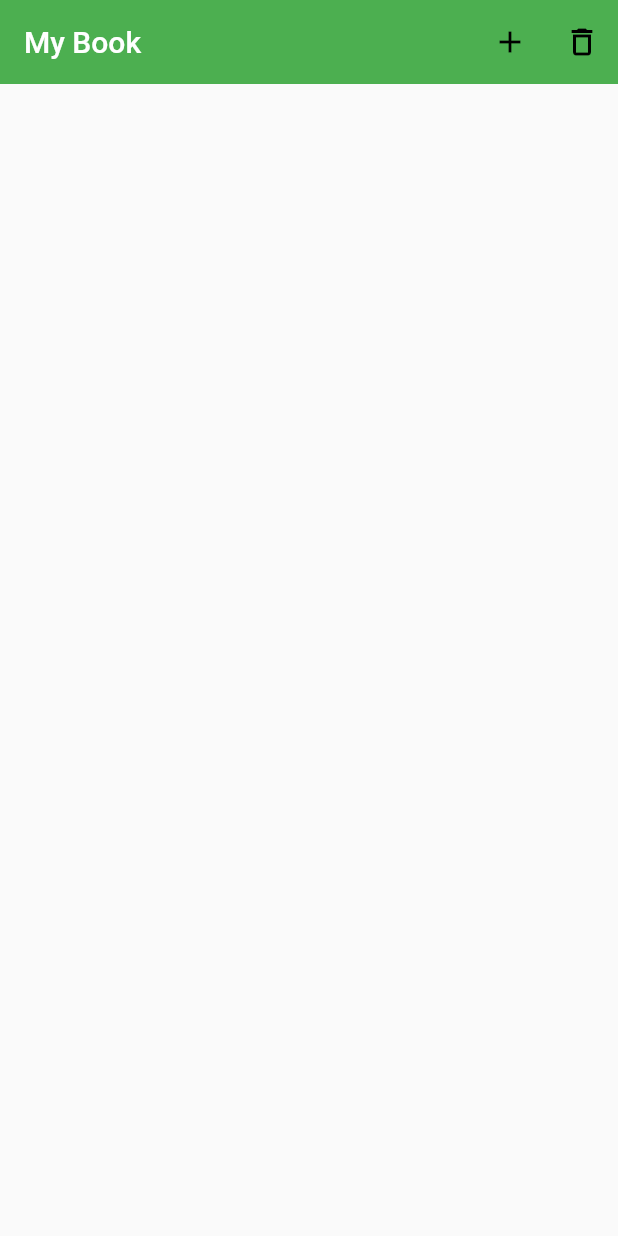
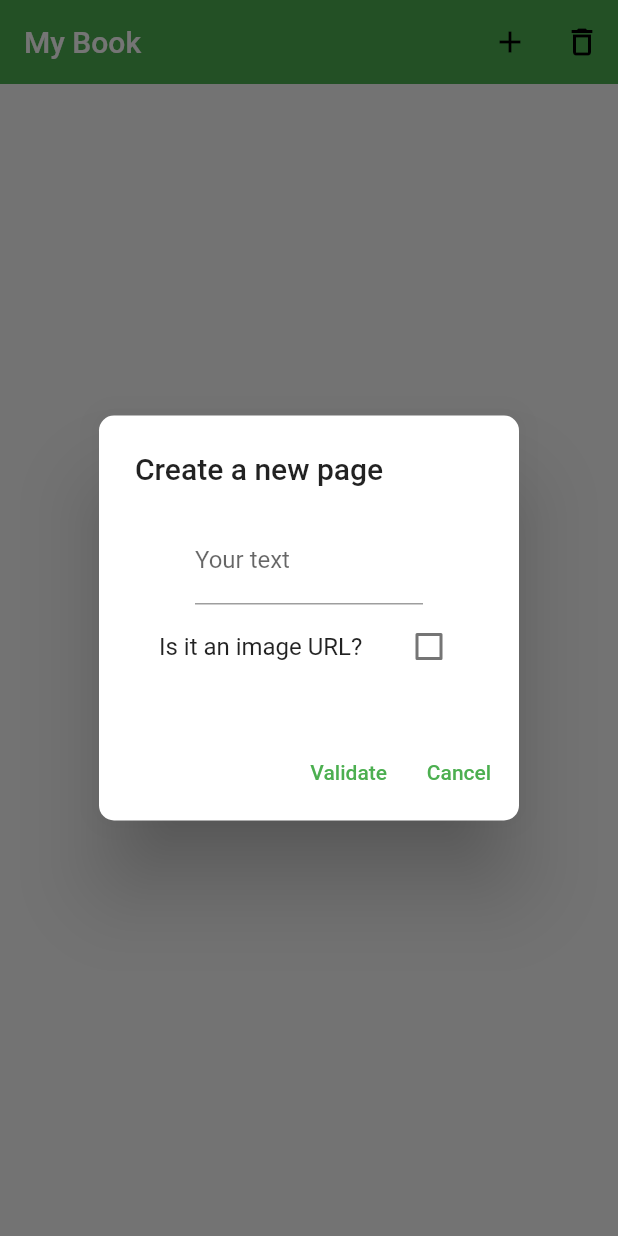
Before and after one commit to OkilSaber/My-book, a Flutter app: the screen it shows after launch, after a tap on the "add" icon, on a phone screen of 412 x 824 dp. Run offline on Flutter 3.47's test engine with Material 2 defaults, Android fonts, the phone set to English and light mode, and no system bars; our stand-ins replace hive, hive_flutter; accounts and stored records are empty.

```diff
--- a/lib/main.dart
+++ b/lib/main.dart
@@ -1,6 +1,7 @@
 import 'package:flutter/material.dart';
 import 'package:my_book/hive/init.dart';
 import 'package:my_book/hive/models/book/book.dart';
+import 'package:my_book/hive/models/page/book_page.dart';
 
 void main() async {
   await hive.init();
@@ -29,7 +30,30 @@ class MainScreen extends StatefulWidget {
 }
 
 class _MainScreenState extends State<MainScreen> {
-  int currentPage = 0;
+  int currentPageIndex = 0;
+  TextEditingController inputController = TextEditingController();
+  bool isImage = false;
+  late Book book;
+
+  @override
+  void dispose() {
+    inputController.dispose();
+    super.dispose();
+  }
+
+  @override
+  void initState() {
+    super.initState();
+    Book? boxBook = hive.box.get("book");
+    if (boxBook == null) {
+      Book newBook = Book(pages: [], latestPage: 0);
+      hive.box.put("book", newBook);
+      book = newBook;
+    } else {
+      book = boxBook;
+    }
+  }
+
   @override
   Widget build(BuildContext context) {
     return Scaffold(
@@ -41,7 +65,9 @@ class _MainScreenState extends State<MainScreen> {
         ),
         actions: [
           IconButton(
-            onPressed: () {},
+            onPressed: () {
+              showInputDialog();
+            },
             icon: const Icon(Icons.add_outlined),
           ),
           IconButton(
@@ -50,6 +76,97 @@ class _MainScreenState extends State<MainScreen> {
           ),
         ],
       ),
+      body: Center(
+        child: ListView.builder(
+          itemBuilder: (context, index) => Text(book.pages[index].content),
+          itemCount: book.pages.length,
+        ),
+      ),
+    );
+  }
+
+  void showInputDialog() {
+    showDialog(
+      context: context,
+      builder: (context) => StatefulBuilder(
+        builder: (context, setState) => AlertDialog(
+          title: const Text("Create a new page"),
+          shape: const RoundedRectangleBorder(
+            borderRadius: BorderRadius.all(
+              Radius.circular(10.0),
+            ),
+          ),
+          content: Column(
+            mainAxisSize: MainAxisSize.min,
+            children: [
+              Container(
+                alignment: Alignment.center,
+                margin: const EdgeInsets.symmetric(horizontal: 40),
+                child: TextField(
+                  controller: inputController,
+                  decoration: const InputDecoration(labelText: "Your text"),
+                  keyboardType: TextInputType.emailAddress,
+                ),
+              ),
+              CheckboxListTile(
+                title: const Text("Is it an image URL?"),
+                value: isImage,
+                onChanged: (bool? value) {
+                  setState(() {
+                    isImage = value!;
+                  });
+                },
+              ),
+            ],
+          ),
+          actions: [
+            TextButton(
+              onPressed: () {
+                if (inputController.text.isEmpty) {
+                  showCreationErrorDialog();
+                } else {
+                  setState(
+                    () {
+                      book.pages.add(
+                        BookPage(
+                          content: inputController.text,
+                          image: isImage,
+                        ),
+                      );
+                      isImage = false;
+                      inputController.clear();
+                    },
+                  );
+                  hive.box.put("book", book);
+                  Navigator.pop(context);
+                }
+              },
+              child: const Text("Validate"),
+            ),
+            TextButton(
+              onPressed: () {
+                Navigator.pop(context);
+              },
+              child: const Text("Cancel"),
+            ),
+          ],
+        ),
+      ),
+    );
+  }
+
+  void showCreationErrorDialog() {
+    showDialog(
+      context: context,
+      builder: (_) => AlertDialog(
+        content: const Text("Please enter a text or URL"),
+        actions: [
+          TextButton(
+            onPressed: () => Navigator.pop(context),
+            child: const Text("Ok"),
+          ),
+        ],
+      ),
     );
   }
 }
```
